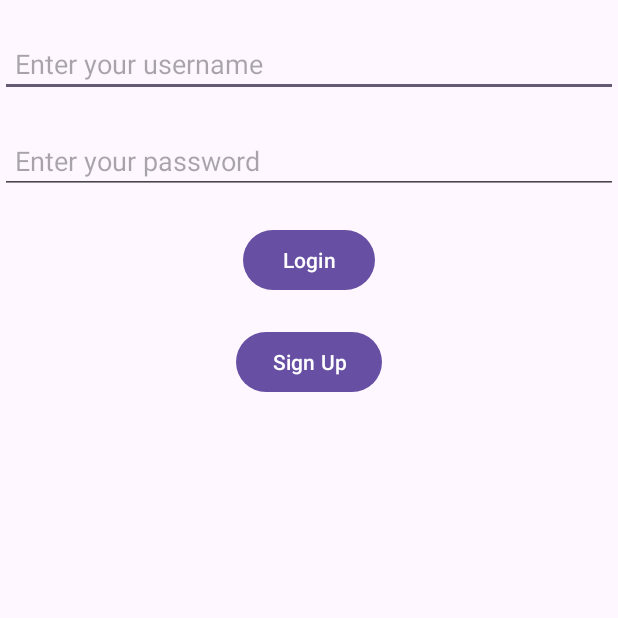
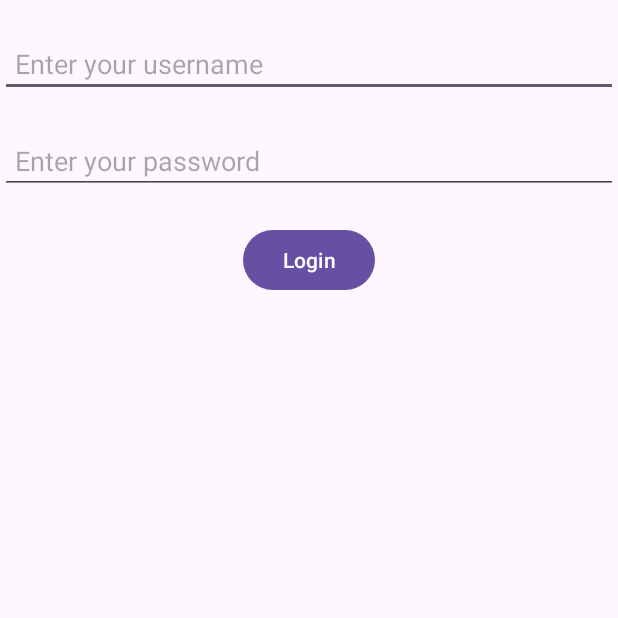
Before and after one commit to pgm789/GrpMobile, an Android app: the LoginActivity screen opened directly, with no data from a screen before it, on a phone screen of 412 x 824 dp, the top half of it. Run offline under Robolectric (Android 15) with nearby library versions, the phone set to English and light mode, and no system bars; 1 statement that could not run was skipped.

Commit message:
Initial commit

```diff
--- a/app/src/main/java/com/example/grpmobile/LoginActivity.java
+++ b/app/src/main/java/com/example/grpmobile/LoginActivity.java
@@ -26,7 +26,6 @@ public class LoginActivity extends AppCompatActivity {
         edtLoginName = findViewById(R.id.edtLoginName);
         edtLoginPassword = findViewById(R.id.edtLoginPassword);
         btnLogin = findViewById(R.id.btnLogin);
-        btnSignup = findViewById(R.id.btnSignup);
 
         // Initialize DBHelper
         dbHelper = new DBHelper(this);
--- a/app/src/main/res/layout/activity_login.xml
+++ b/app/src/main/res/layout/activity_login.xml
@@ -42,15 +42,5 @@
         app:layout_constraintEnd_toEndOf="parent"
         android:layout_marginTop="20dp"/>
 
-    <!-- Signup button -->
-    <Button
-        android:id="@+id/btnSignup"
-        android:layout_width="wrap_content"
-        android:layout_height="wrap_content"
-        android:text="Sign Up"
-        app:layout_constraintTop_toBottomOf="@id/btnLogin"
-        app:layout_constraintStart_toStartOf="parent"
-        app:layout_constraintEnd_toEndOf="parent"
-        android:layout_marginTop="20dp"/>
 
 </androidx.constraintlayout.widget.ConstraintLayout>
```
